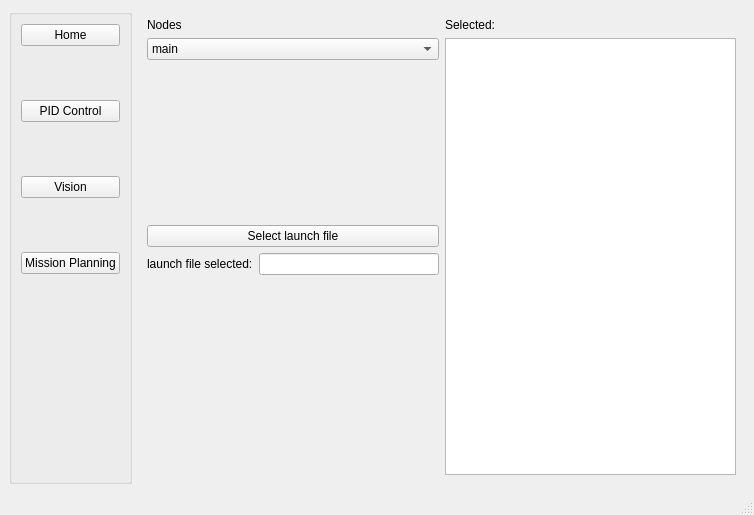
The window that ui/mainwindow.ui (ayuyamo/gui-robot) describes before a commit, drawn with Qt 5.
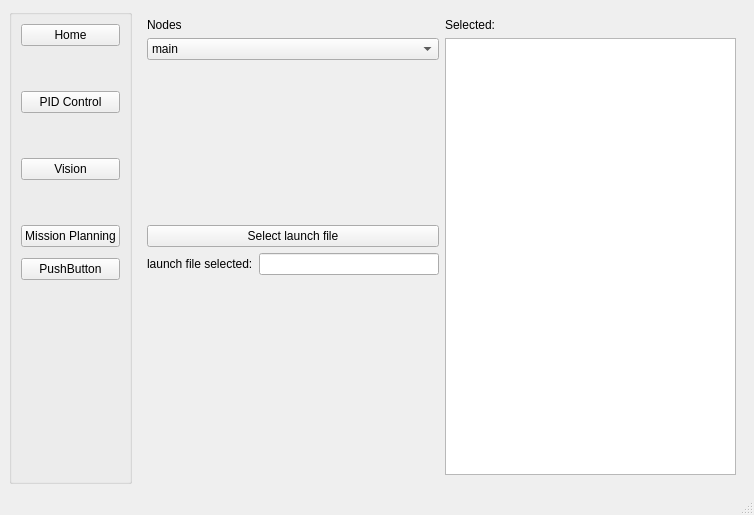
The same window after the commit. The open tabs and pages were chosen to show the change.

Commit message: add second page to main window for launch

```diff
--- a/ui/mainwindow.ui
+++ b/ui/mainwindow.ui
@@ -33,26 +33,13 @@
        <string/>
       </property>
       <layout class="QGridLayout" name="gridLayout">
-       <item row="2" column="0" colspan="2">
-        <widget class="QPushButton" name="pid_control">
+       <item row="0" column="0">
+        <widget class="QPushButton" name="home">
          <property name="text">
-          <string>PID Control</string>
+          <string>Home</string>
          </property>
         </widget>
        </item>
-       <item row="5" column="0" colspan="2">
-        <spacer name="verticalSpacer_2">
-         <property name="orientation">
-          <enum>Qt::Vertical</enum>
-         </property>
-         <property name="sizeHint" stdset="0">
-          <size>
-           <width>20</width>
-           <height>45</height>
-          </size>
-         </property>
-        </spacer>
-       </item>
        <item row="1" column="0">
         <spacer name="verticalSpacer_4">
          <property name="orientation">
@@ -66,6 +53,13 @@
          </property>
         </spacer>
        </item>
+       <item row="2" column="0">
+        <widget class="QPushButton" name="pid_control">
+         <property name="text">
+          <string>PID Control</string>
+         </property>
+        </widget>
+       </item>
        <item row="3" column="0">
         <spacer name="verticalSpacer_3">
          <property name="orientation">
@@ -79,14 +73,54 @@
          </property>
         </spacer>
        </item>
-       <item row="6" column="0" colspan="2">
+       <item row="4" column="0">
+        <widget class="QPushButton" name="vision">
+         <property name="text">
+          <string>Vision</string>
+         </property>
+        </widget>
+       </item>
+       <item row="5" column="0">
+        <spacer name="verticalSpacer_2">
+         <property name="orientation">
+          <enum>Qt::Vertical</enum>
+         </property>
+         <property name="sizeHint" stdset="0">
+          <size>
+           <width>20</width>
+           <height>45</height>
+          </size>
+         </property>
+        </spacer>
+       </item>
+       <item row="6" column="0">
         <widget class="QPushButton" name="mission_planning">
          <property name="text">
           <string>Mission Planning</string>
          </property>
         </widget>
        </item>
-       <item row="7" column="1">
+       <item row="7" column="0">
+        <spacer name="verticalSpacer_10">
+         <property name="orientation">
+          <enum>Qt::Vertical</enum>
+         </property>
+         <property name="sizeHint" stdset="0">
+          <size>
+           <width>20</width>
+           <height>11</height>
+          </size>
+         </property>
+        </spacer>
+       </item>
+       <item row="8" column="0">
+        <widget class="QPushButton" name="pushButton_4">
+         <property name="text">
+          <string>PushButton</string>
+         </property>
+        </widget>
+       </item>
+       <item row="9" column="0">
         <spacer name="verticalSpacer">
          <property name="orientation">
           <enum>Qt::Vertical</enum>
@@ -99,20 +133,6 @@
          </property>
         </spacer>
        </item>
-       <item row="4" column="0" colspan="2">
-        <widget class="QPushButton" name="vision">
-         <property name="text">
-          <string>Vision</string>
-         </property>
-        </widget>
-       </item>
-       <item row="0" column="0" colspan="2">
-        <widget class="QPushButton" name="home">
-         <property name="text">
-          <string>Home</string>
-         </property>
-        </widget>
-       </item>
       </layout>
      </widget>
     </item>
@@ -437,7 +457,7 @@
           <item>
            <layout class="QVBoxLayout" name="verticalLayout_4">
             <item>
-             <widget class="QPushButton" name="pushButton_4">
+             <widget class="QPushButton" name="select_launch_file">
               <property name="text">
                <string>Select launch file</string>
               </property>
```
Left out of the diff: 4 changed lines with no effect on the pictures. The commit also changes 1 other file.
